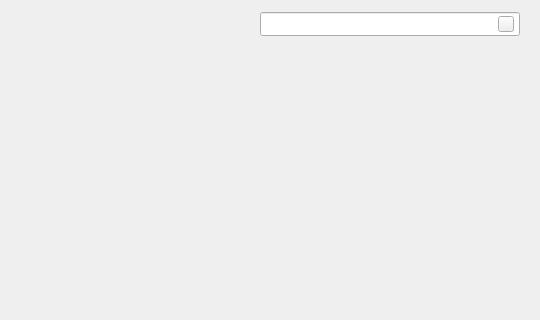
First picture: the form in ui/mainwindow.ui, repository UbuntuKylin/kylin-software-center, before the edit; both pictures show x 440 to 980 and y 0 to 320 of the 980 by 608 pixel window.
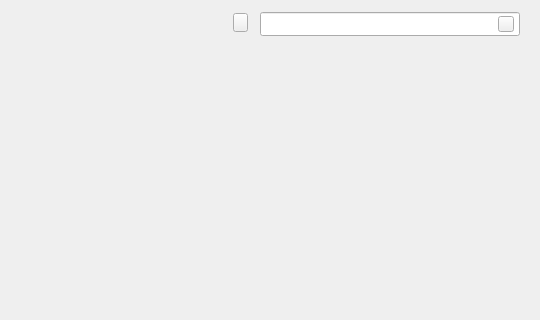
Second picture: the form after the edit.

Patch:
```diff
--- a/ui/mainwindow.ui
+++ b/ui/mainwindow.ui
@@ -699,6 +699,19 @@
        <string/>
       </property>
      </widget>
+     <widget class="QPushButton" name="btnCloseDetail">
+      <property name="geometry">
+       <rect>
+        <x>573</x>
+        <y>13</y>
+        <width>15</width>
+        <height>19</height>
+       </rect>
+      </property>
+      <property name="text">
+       <string/>
+      </property>
+     </widget>
     </widget>
     <widget class="QWidget" name="winpageWidget" native="true">
      <property name="geometry">
```
Left out of the diff: 13 changed lines with no effect on the pictures.
